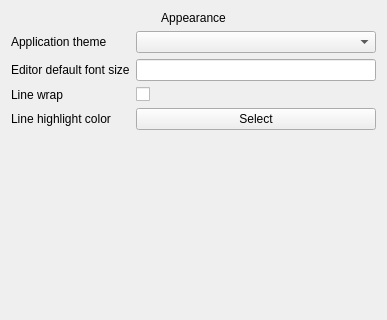
First picture: the form in src/settingsPages/stylesettingspage.ui, repository N1vn0vem8er/8080ide, before the edit; both pictures show x 0 to 387 and y 0 to 320 of the 387 by 586 pixel window.
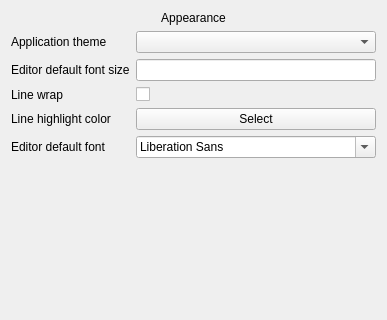
Second picture: the form after the edit.

Commit message: Added default terminal and editor font to settings

Patch:
```diff
--- a/src/settingsPages/stylesettingspage.ui
+++ b/src/settingsPages/stylesettingspage.ui
@@ -78,6 +78,16 @@
        </property>
       </widget>
      </item>
+     <item row="4" column="0">
+      <widget class="QLabel" name="label_6">
+       <property name="text">
+        <string>Editor default font</string>
+       </property>
+      </widget>
+     </item>
+     <item row="4" column="1">
+      <widget class="QFontComboBox" name="fontComboBox"/>
+     </item>
     </layout>
    </item>
    <item>
```
The commit also changes 5 other files.
